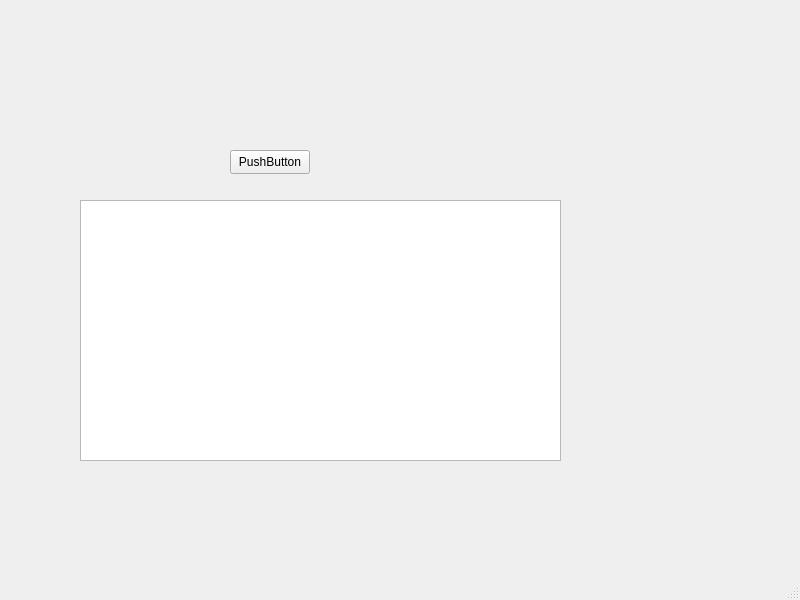
Qt form mainwindow.ui (radoslawgegotek/ExamApp) before a commit.
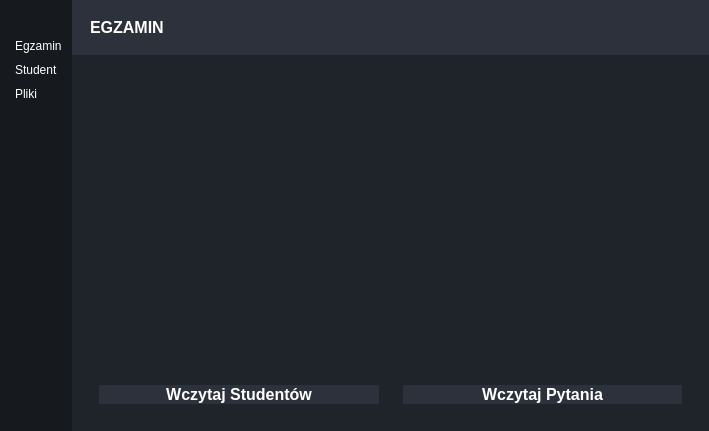
The same form after that commit. The open tabs and pages were chosen to show the change. Icons and pictures are not drawn.

Patch:
```diff
--- a/mainwindow.ui
+++ b/mainwindow.ui
@@ -6,49 +6,519 @@
    <rect>
     <x>0</x>
     <y>0</y>
-    <width>800</width>
-    <height>600</height>
+    <width>709</width>
+    <height>431</height>
    </rect>
   </property>
   <property name="windowTitle">
    <string>MainWindow</string>
   </property>
+  <property name="styleSheet">
+   <string notr="true">*{
+	border:none;
+	background-color: transparent;
+	background: none;
+	padding:0;
+	margin:0;
+	color:#fff;
+}
+#centralwidget{
+	background-color: rgb(31, 35, 42);
+}
+#leftMenu{
+	background-color: #16191d;
+}
+#leftMenu QPushButton{
+	text-align:left;
+	padding:5px 10px;
+	border-top-left-radius:10px;
+	border-top-bottom-radius:10px;
+}
+#header{
+	background-color: #2c313c;
+}</string>
+  </property>
   <widget class="QWidget" name="centralwidget">
-   <widget class="QPushButton" name="pushButton">
-    <property name="geometry">
-     <rect>
-      <x>230</x>
-      <y>150</y>
-      <width>80</width>
-      <height>24</height>
-     </rect>
+   <layout class="QHBoxLayout" name="horizontalLayout">
+    <property name="spacing">
+     <number>0</number>
     </property>
-    <property name="text">
-     <string>PushButton</string>
+    <property name="leftMargin">
+     <number>0</number>
     </property>
-   </widget>
-   <widget class="QTextEdit" name="textEdit">
-    <property name="geometry">
-     <rect>
-      <x>80</x>
-      <y>200</y>
-      <width>481</width>
-      <height>261</height>
-     </rect>
+    <property name="topMargin">
+     <number>0</number>
     </property>
-   </widget>
+    <property name="rightMargin">
+     <number>0</number>
+    </property>
+    <property name="bottomMargin">
+     <number>0</number>
+    </property>
+    <item alignment="Qt::AlignLeft">
+     <widget class="QWidget" name="left" native="true">
+      <layout class="QVBoxLayout" name="verticalLayout">
+       <property name="spacing">
+        <number>0</number>
+       </property>
+       <property name="leftMargin">
+        <number>0</number>
+       </property>
+       <property name="topMargin">
+        <number>0</number>
+       </property>
+       <property name="rightMargin">
+        <number>0</number>
+       </property>
+       <property name="bottomMargin">
+        <number>0</number>
+       </property>
+       <item>
+        <widget class="QWidget" name="leftMenu" native="true">
+         <layout class="QVBoxLayout" name="verticalLayout_2">
+          <property name="spacing">
+           <number>0</number>
+          </property>
+          <property name="leftMargin">
+           <number>5</number>
+          </property>
+          <property name="topMargin">
+           <number>0</number>
+          </property>
+          <property name="rightMargin">
+           <number>0</number>
+          </property>
+          <property name="bottomMargin">
+           <number>0</number>
+          </property>
+          <item>
+           <widget class="QFrame" name="frame">
+            <property name="frameShape">
+             <enum>QFrame::StyledPanel</enum>
+            </property>
+            <property name="frameShadow">
+             <enum>QFrame::Raised</enum>
+            </property>
+            <layout class="QHBoxLayout" name="horizontalLayout_2">
+             <property name="spacing">
+              <number>0</number>
+             </property>
+             <property name="leftMargin">
+              <number>0</number>
+             </property>
+             <property name="topMargin">
+              <number>0</number>
+             </property>
+             <property name="rightMargin">
+              <number>0</number>
+             </property>
+             <property name="bottomMargin">
+              <number>0</number>
+             </property>
+             <item>
+              <widget class="QPushButton" name="menuBtn">
+               <property name="toolTip">
+                <string>menu</string>
+               </property>
+               <property name="styleSheet">
+                <string notr="true"/>
+               </property>
+               <property name="text">
+                <string/>
+               </property>
+               <property name="icon">
+                <iconset resource="icon.qrc">
+                 <normaloff>:/new/prefix1/feather/align-justify.svg</normaloff>:/new/prefix1/feather/align-justify.svg</iconset>
+               </property>
+               <property name="iconSize">
+                <size>
+                 <width>24</width>
+                 <height>24</height>
+                </size>
+               </property>
+              </widget>
+             </item>
+            </layout>
+           </widget>
+          </item>
+          <item alignment="Qt::AlignBottom">
+           <widget class="QFrame" name="frame_2">
+            <property name="frameShape">
+             <enum>QFrame::StyledPanel</enum>
+            </property>
+            <property name="frameShadow">
+             <enum>QFrame::Raised</enum>
+            </property>
+            <layout class="QVBoxLayout" name="verticalLayout_3">
+             <property name="spacing">
+              <number>0</number>
+             </property>
+             <property name="leftMargin">
+              <number>0</number>
+             </property>
+             <property name="topMargin">
+              <number>10</number>
+             </property>
+             <property name="rightMargin">
+              <number>0</number>
+             </property>
+             <property name="bottomMargin">
+              <number>10</number>
+             </property>
+             <item>
+              <widget class="QPushButton" name="examBtn">
+               <property name="toolTip">
+                <string>exam</string>
+               </property>
+               <property name="styleSheet">
+                <string notr="true"/>
+               </property>
+               <property name="text">
+                <string>Egzamin</string>
+               </property>
+               <property name="icon">
+                <iconset resource="icon.qrc">
+                 <normaloff>:/new/prefix1/feather/slack.svg</normaloff>:/new/prefix1/feather/slack.svg</iconset>
+               </property>
+               <property name="iconSize">
+                <size>
+                 <width>24</width>
+                 <height>24</height>
+                </size>
+               </property>
+              </widget>
+             </item>
+             <item>
+              <widget class="QPushButton" name="studentBtn">
+               <property name="toolTip">
+                <string>student</string>
+               </property>
+               <property name="text">
+                <string>Student</string>
+               </property>
+               <property name="icon">
+                <iconset resource="icon.qrc">
+                 <normaloff>:/new/prefix1/feather/user.svg</normaloff>:/new/prefix1/feather/user.svg</iconset>
+               </property>
+               <property name="iconSize">
+                <size>
+                 <width>24</width>
+                 <height>24</height>
+                </size>
+               </property>
+              </widget>
+             </item>
+             <item>
+              <widget class="QPushButton" name="questionBtn">
+               <property name="toolTip">
+                <string>question</string>
+               </property>
+               <property name="text">
+                <string>Pliki</string>
+               </property>
+               <property name="icon">
+                <iconset resource="icon.qrc">
+                 <normaloff>:/new/prefix1/feather/file.svg</normaloff>:/new/prefix1/feather/file.svg</iconset>
+               </property>
+               <property name="iconSize">
+                <size>
+                 <width>24</width>
+                 <height>24</height>
+                </size>
+               </property>
+              </widget>
+             </item>
+            </layout>
+           </widget>
+          </item>
+          <item>
+           <spacer name="verticalSpacer">
+            <property name="orientation">
+             <enum>Qt::Vertical</enum>
+            </property>
+            <property name="sizeHint" stdset="0">
+             <size>
+              <width>20</width>
+              <height>40</height>
+             </size>
+            </property>
+           </spacer>
+          </item>
+         </layout>
+        </widget>
+       </item>
+      </layout>
+     </widget>
+    </item>
+    <item>
+     <widget class="QWidget" name="right" native="true">
+      <property name="sizePolicy">
+       <sizepolicy hsizetype="Expanding" vsizetype="Preferred">
+        <horstretch>0</horstretch>
+        <verstretch>0</verstretch>
+       </sizepolicy>
+      </property>
+      <property name="styleSheet">
+       <string notr="true"/>
+      </property>
+      <layout class="QVBoxLayout" name="verticalLayout_4">
+       <property name="spacing">
+        <number>0</number>
+       </property>
+       <property name="leftMargin">
+        <number>0</number>
+       </property>
+       <property name="topMargin">
+        <number>0</number>
+       </property>
+       <property name="rightMargin">
+        <number>0</number>
+       </property>
+       <property name="bottomMargin">
+        <number>0</number>
+       </property>
+       <item alignment="Qt::AlignTop">
+        <widget class="QWidget" name="header" native="true">
+         <layout class="QHBoxLayout" name="horizontalLayout_4">
+          <property name="leftMargin">
+           <number>9</number>
+          </property>
+          <item alignment="Qt::AlignLeft">
+           <widget class="QFrame" name="frame_3">
+            <property name="frameShape">
+             <enum>QFrame::StyledPanel</enum>
+            </property>
+            <property name="frameShadow">
+             <enum>QFrame::Raised</enum>
+            </property>
+            <layout class="QHBoxLayout" name="horizontalLayout_5">
+             <item>
+              <widget class="QLabel" name="label">
+               <property name="font">
+                <font>
+                 <pointsize>12</pointsize>
+                 <bold>true</bold>
+                </font>
+               </property>
+               <property name="text">
+                <string>EGZAMIN</string>
+               </property>
+              </widget>
+             </item>
+            </layout>
+           </widget>
+          </item>
+          <item>
+           <spacer name="horizontalSpacer">
+            <property name="orientation">
+             <enum>Qt::Horizontal</enum>
+            </property>
+            <property name="sizeHint" stdset="0">
+             <size>
+              <width>20</width>
+              <height>20</height>
+             </size>
+            </property>
+           </spacer>
+          </item>
+          <item>
+           <widget class="QFrame" name="frame_5">
+            <property name="frameShape">
+             <enum>QFrame::StyledPanel</enum>
+            </property>
+            <property name="frameShadow">
+             <enum>QFrame::Raised</enum>
+            </property>
+            <layout class="QHBoxLayout" name="horizontalLayout_3">
+             <item>
+              <widget class="QPushButton" name="pushButton">
+               <property name="toolTip">
+                <string>minimalize</string>
+               </property>
+               <property name="text">
+                <string/>
+               </property>
+               <property name="icon">
+                <iconset resource="icon.qrc">
+                 <normaloff>:/new/prefix1/feather/minus.svg</normaloff>:/new/prefix1/feather/minus.svg</iconset>
+               </property>
+               <property name="iconSize">
+                <size>
+                 <width>16</width>
+                 <height>16</height>
+                </size>
+               </property>
+              </widget>
+             </item>
+             <item>
+              <widget class="QPushButton" name="pushButton_2">
+               <property name="toolTip">
+                <string>restore</string>
+               </property>
+               <property name="text">
+                <string/>
+               </property>
+               <property name="icon">
+                <iconset resource="icon.qrc">
+                 <normaloff>:/new/prefix1/feather/square.svg</normaloff>:/new/prefix1/feather/square.svg</iconset>
+               </property>
+               <property name="iconSize">
+                <size>
+                 <width>16</width>
+                 <height>16</height>
+                </size>
+               </property>
+              </widget>
+             </item>
+             <item>
+              <widget class="QPushButton" name="pushButton_3">
+               <property name="toolTip">
+                <string>close</string>
+               </property>
+               <property name="text">
+                <string/>
+               </property>
+               <property name="icon">
+                <iconset resource="icon.qrc">
+                 <normaloff>:/new/prefix1/feather/x.svg</normaloff>:/new/prefix1/feather/x.svg</iconset>
+               </property>
+               <property name="iconSize">
+                <size>
+                 <width>16</width>
+                 <height>16</height>
+                </size>
+               </property>
+              </widget>
+             </item>
+            </layout>
+           </widget>
+          </item>
+         </layout>
+        </widget>
+       </item>
+       <item>
+        <widget class="QWidget" name="mainBody" native="true">
+         <property name="sizePolicy">
+          <sizepolicy hsizetype="Preferred" vsizetype="Expanding">
+           <horstretch>0</horstretch>
+           <verstretch>0</verstretch>
+          </sizepolicy>
+         </property>
+         <layout class="QVBoxLayout" name="verticalLayout_5">
+          <item>
+           <widget class="QStackedWidget" name="stackedWidget">
+            <property name="styleSheet">
+             <string notr="true">	background-color: rgb(31, 35, 42);</string>
+            </property>
+            <property name="currentIndex">
+             <number>1</number>
+            </property>
+            <widget class="QWidget" name="page">
+             <layout class="QHBoxLayout" name="horizontalLayout_7">
+              <item>
+               <widget class="QLabel" name="label_2">
+                <property name="font">
+                 <font>
+                  <pointsize>30</pointsize>
+                  <bold>true</bold>
+                 </font>
+                </property>
+                <property name="text">
+                 <string>HOME</string>
+                </property>
+               </widget>
+              </item>
+             </layout>
+            </widget>
+            <widget class="QWidget" name="page_2">
+             <layout class="QHBoxLayout" name="horizontalLayout_6">
+              <item>
+               <widget class="QLabel" name="label_3">
+                <property name="font">
+                 <font>
+                  <pointsize>30</pointsize>
+                  <bold>true</bold>
+                 </font>
+                </property>
+                <property name="text">
+                 <string>STUDENT LISt</string>
+                </property>
+               </widget>
+              </item>
+             </layout>
+            </widget>
+            <widget class="QWidget" name="page_3">
+             <layout class="QHBoxLayout" name="horizontalLayout_8">
+              <item>
+               <widget class="QWidget" name="left_2" native="true">
+                <layout class="QVBoxLayout" name="verticalLayout_6">
+                 <item>
+                  <widget class="QTextEdit" name="studList"/>
+                 </item>
+                 <item>
+                  <widget class="QPushButton" name="wczStudBtn">
+                   <property name="font">
+                    <font>
+                     <pointsize>12</pointsize>
+                     <bold>true</bold>
+                    </font>
+                   </property>
+                   <property name="styleSheet">
+                    <string notr="true">	background-color: #2c313c;</string>
+                   </property>
+                   <property name="text">
+                    <string>Wczytaj Studentów</string>
+                   </property>
+                   <property name="icon">
+                    <iconset resource="icon.qrc">
+                     <normaloff>:/new/prefix1/feather/user-plus.svg</normaloff>:/new/prefix1/feather/user-plus.svg</iconset>
+                   </property>
+                  </widget>
+                 </item>
+                </layout>
+               </widget>
+              </item>
+              <item>
+               <widget class="QWidget" name="right_2" native="true">
+                <layout class="QVBoxLayout" name="verticalLayout_7">
+                 <item>
+                  <widget class="QTextEdit" name="questionList"/>
+                 </item>
+                 <item>
+                  <widget class="QPushButton" name="wczPytBtn">
+                   <property name="font">
+                    <font>
+                     <pointsize>12</pointsize>
+                     <bold>true</bold>
+                    </font>
+                   </property>
+                   <property name="styleSheet">
+                    <string notr="true">	background-color: #2c313c;</string>
+                   </property>
+                   <property name="text">
+                    <string>Wczytaj Pytania</string>
+                   </property>
+                   <property name="icon">
+                    <iconset resource="icon.qrc">
+                     <normaloff>:/new/prefix1/feather/upload-cloud.svg</normaloff>:/new/prefix1/feather/upload-cloud.svg</iconset>
+                   </property>
+                  </widget>
+                 </item>
+                </layout>
+               </widget>
+              </item>
+             </layout>
+            </widget>
+           </widget>
+          </item>
+         </layout>
+        </widget>
+       </item>
+      </layout>
+     </widget>
+    </item>
+   </layout>
   </widget>
-  <widget class="QMenuBar" name="menubar">
-   <property name="geometry">
-    <rect>
-     <x>0</x>
-     <y>0</y>
-     <width>800</width>
-     <height>21</height>
-    </rect>
-   </property>
-  </widget>
-  <widget class="QStatusBar" name="statusbar"/>
  </widget>
  <resources/>
  <connections/>
```
Left out of the diff: 4 changed lines with no effect on the pictures.
